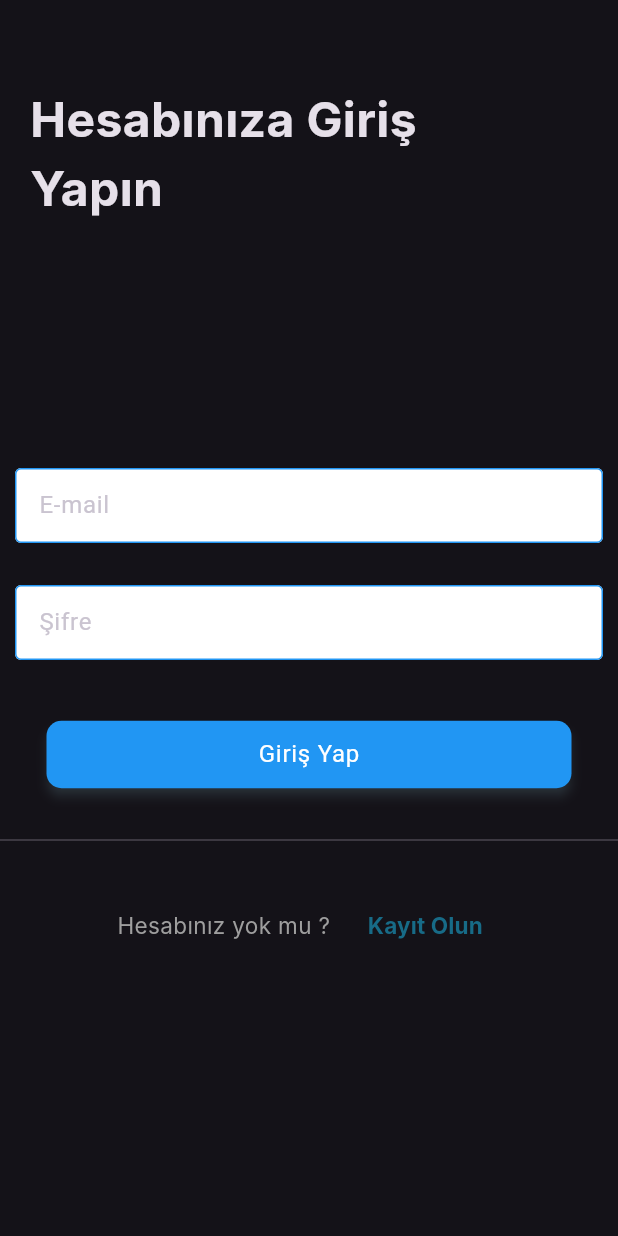
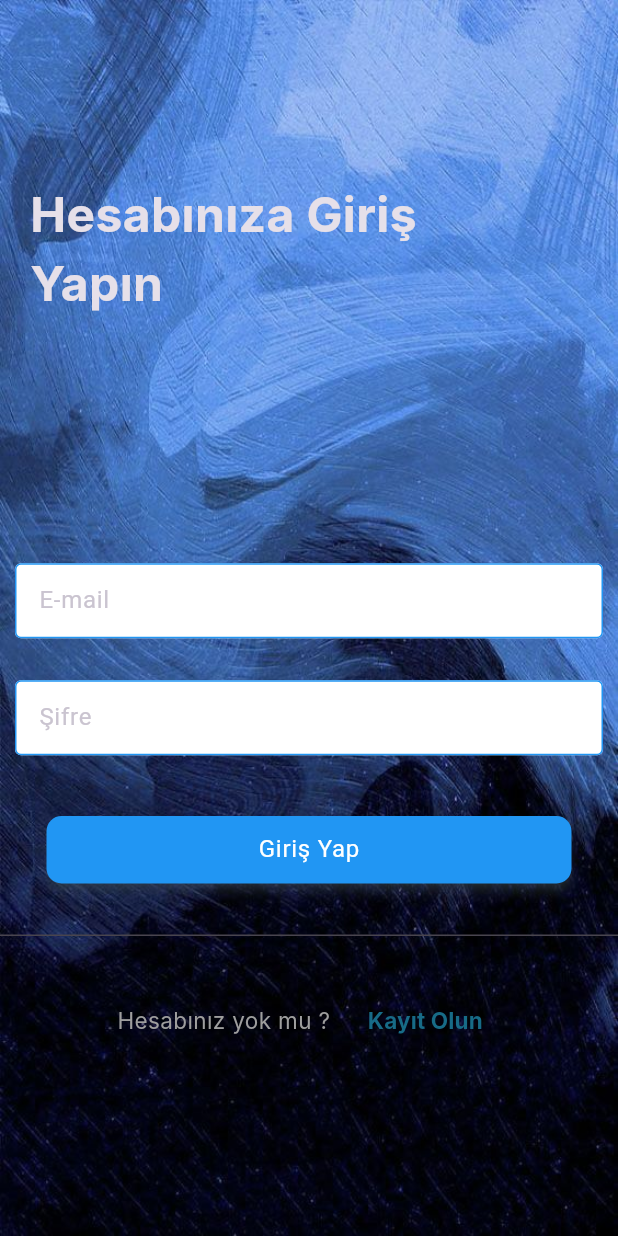
Before and after one commit to BerkErdgn/MotiX, a Flutter app: the screen it shows after launch, after a tap on "skip", on a phone screen of 412 x 824 dp. Run offline on Flutter 3.47's test engine with Material 3 defaults, Android fonts, the phone set to English and light mode, and no system bars; our stand-ins replace animated_splash_screen, cloud_firestore, firebase_auth, firebase_core, flutter_bloc, flutter_svg and 2 more; accounts and stored records are empty; network calls fail; Roboto replaces fonts that are missing (Inter).

Commit message:
LoginScreen Update
Background updated . (This was done with members in the group and this was done in the order of the meeting.)

```diff
--- a/lib/pages/login_page.dart
+++ b/lib/pages/login_page.dart
@@ -40,37 +40,36 @@ class _LoginPageState extends State<LoginPage> {
   @override
   Widget build(BuildContext context) {
     return Scaffold(
-      appBar: AppBar(
-        automaticallyImplyLeading: false,
+      resizeToAvoidBottomInset: false,
+      body: Stack(
+        children: [
+          Positioned.fill(
+            child: Image.asset(
+              "assets/backgroundImages.jpg",
+              fit: BoxFit.cover,
             ),
-      body: SingleChildScrollView(
-        child: SafeArea(
-          child: Container(
+          ),
+          SafeArea(
+            child: Center(
+              child: SingleChildScrollView(
                 child: Column(
                   mainAxisAlignment: MainAxisAlignment.start,
                   children: [
                     _HeadLineText(signText: signText),
-
                     InputField(controller: _controllerEmail, labelText: "E-mail"),
-
                     InputField(controller: _controllerPassword, labelText: "Şifre"),
-
-                const SizedBox(
-                  height: 25,
-                ),
+                    const SizedBox(height: 25),
                     RegisterButton(functionEmailAndPassword: signInWithEmailAndPassword, buttonText: ProjectText().enteringButtonText),
-                const SizedBox(
-                  height: 25,
-                ),
+                    const SizedBox(height: 25),
                     const Divider(),
-                const SizedBox(
-                  height: 25,
-                ),
+                    const SizedBox(height: 25),
                     const SignUpText(),
                   ],
                 ),
               ),
             ),
+          ),
+        ],
       ),
     );
   }
```
Also changed, not shown: assets/backgroundImages.jpg (added). Lines whose indentation alone changed are shown as unchanged.
